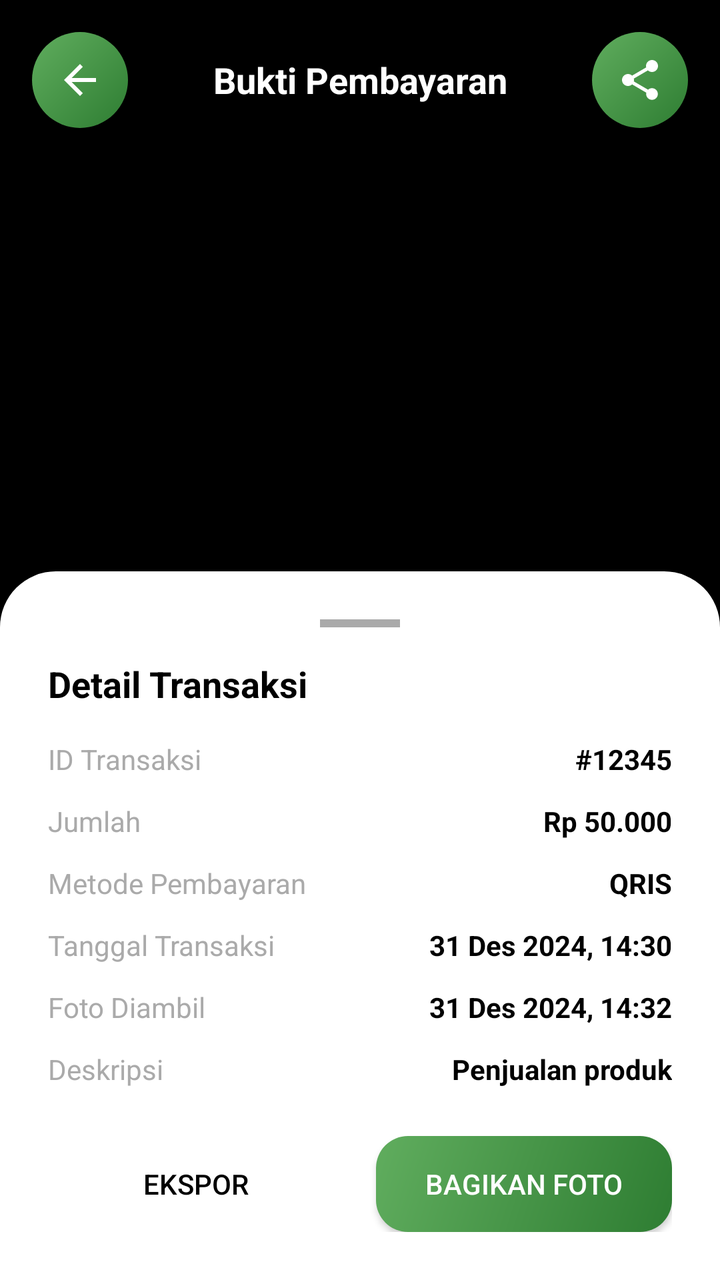
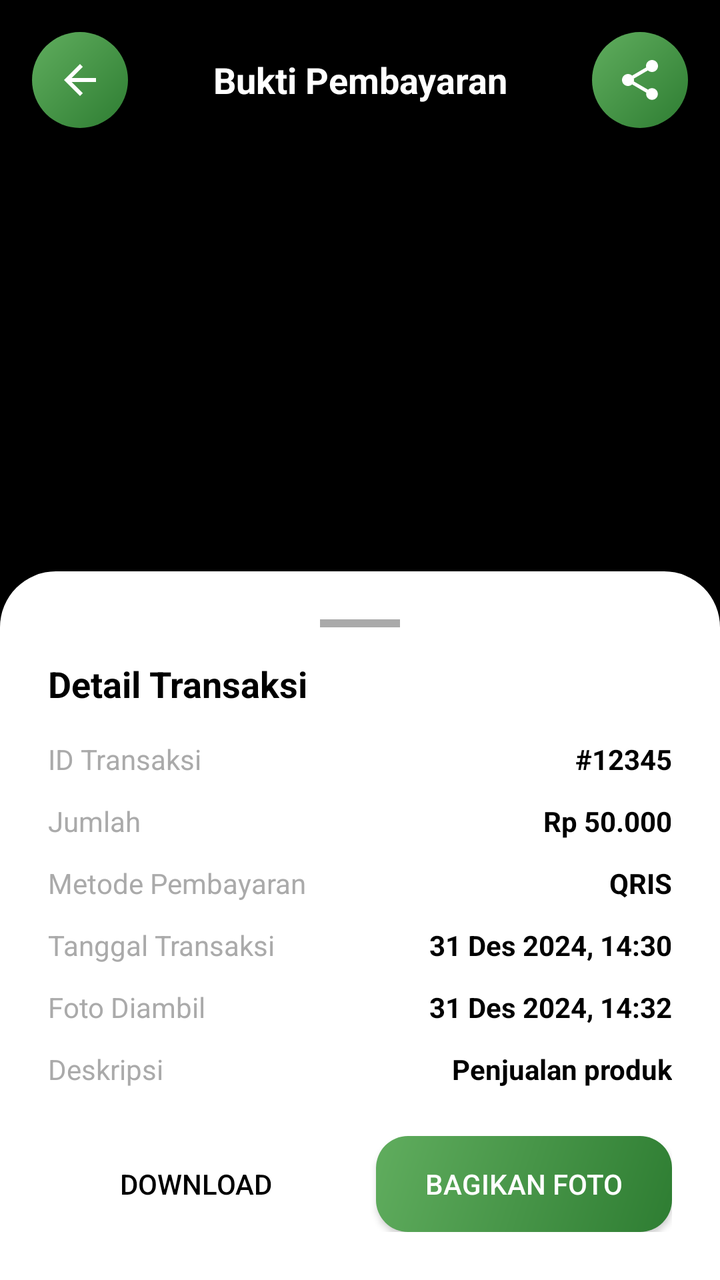

Before-and-after screenshots of an Android layout around one commit, followed by the original layout XML and the change that was made.
<!-- AndroidManifest.xml: activity theme Theme.WarungKu -->
<!-- res/layout/activity_payment_proof_view.xml -->
<?xml version="1.0" encoding="utf-8"?>
<androidx.coordinatorlayout.widget.CoordinatorLayout xmlns:android="http://schemas.android.com/apk/res/android"
    xmlns:app="http://schemas.android.com/apk/res/auto"
    android:layout_width="match_parent"
    android:layout_height="match_parent"
    android:background="@android:color/black">

    
    <LinearLayout
        android:layout_width="match_parent"
        android:layout_height="match_parent"
        android:orientation="vertical">

        
        <LinearLayout
            android:layout_width="match_parent"
            android:layout_height="wrap_content"
            android:orientation="horizontal"
            android:padding="16dp"
            android:gravity="center_vertical"
            android:background="#80000000">

            <ImageButton
                android:id="@+id/btnBack"
                android:layout_width="48dp"
                android:layout_height="48dp"
                android:background="@drawable/bg_button_icon_circle"
                android:src="@drawable/ic_arrow_back"
                android:contentDescription="Kembali"
                android:tint="@android:color/white" />

            <TextView
                android:layout_width="0dp"
                android:layout_height="wrap_content"
                android:layout_weight="1"
                android:text="Bukti Pembayaran"
                android:textColor="@android:color/white"
                android:textSize="18sp"
                android:textStyle="bold"
                android:gravity="center"
                android:layout_marginHorizontal="16dp" />

            <ImageButton
                android:id="@+id/btnShare"
                android:layout_width="48dp"
                android:layout_height="48dp"
                android:background="@drawable/bg_button_icon_circle"
                android:src="@drawable/ic_share"
                android:contentDescription="Bagikan"
                android:tint="@android:color/white" />

        </LinearLayout>

        
        <FrameLayout
            android:layout_width="match_parent"
            android:layout_height="0dp"
            android:layout_weight="1">

            
            <ImageView
                android:id="@+id/imagePaymentProof"
                android:layout_width="match_parent"
                android:layout_height="match_parent"
                android:scaleType="matrix"
                android:contentDescription="Foto Bukti Pembayaran" />

            
            <LinearLayout
                android:id="@+id/loadingContainer"
                android:layout_width="match_parent"
                android:layout_height="match_parent"
                android:orientation="vertical"
                android:gravity="center"
                android:background="#80000000"
                android:visibility="gone">

                <ProgressBar
                    android:layout_width="wrap_content"
                    android:layout_height="wrap_content"
                    android:indeterminateTint="@android:color/white" />

                <TextView
                    android:layout_width="wrap_content"
                    android:layout_height="wrap_content"
                    android:text="Memuat foto..."
                    android:textColor="@android:color/white"
                    android:textSize="16sp"
                    android:layout_marginTop="16dp" />

            </LinearLayout>

            
            <LinearLayout
                android:id="@+id/errorContainer"
                android:layout_width="match_parent"
                android:layout_height="match_parent"
                android:orientation="vertical"
                android:gravity="center"
                android:padding="32dp"
                android:visibility="gone">

                <ImageView
                    android:layout_width="64dp"
                    android:layout_height="64dp"
                    android:src="@drawable/ic_image_placeholder"
                    android:tint="@android:color/darker_gray"
                    android:layout_marginBottom="16dp" />

                <TextView
                    android:layout_width="wrap_content"
                    android:layout_height="wrap_content"
                    android:text="Foto tidak dapat dimuat"
                    android:textColor="@android:color/white"
                    android:textSize="16sp"
                    android:gravity="center" />

                <TextView
                    android:layout_width="wrap_content"
                    android:layout_height="wrap_content"
                    android:text="File mungkin rusak atau telah dihapus"
                    android:textColor="@android:color/darker_gray"
                    android:textSize="14sp"
                    android:gravity="center"
                    android:layout_marginTop="8dp" />

            </LinearLayout>

        </FrameLayout>

        
        <LinearLayout
            android:id="@+id/transactionDetailsContainer"
            android:layout_width="match_parent"
            android:layout_height="wrap_content"
            android:orientation="vertical"
            android:background="@drawable/bg_bottom_sheet"
            android:padding="24dp">

            
            <View
                android:layout_width="40dp"
                android:layout_height="4dp"
                android:background="@android:color/darker_gray"
                android:layout_gravity="center_horizontal"
                android:layout_marginBottom="16dp" />

            
            <TextView
                android:layout_width="wrap_content"
                android:layout_height="wrap_content"
                android:text="Detail Transaksi"
                android:textColor="@android:color/black"
                android:textSize="18sp"
                android:textStyle="bold"
                android:layout_marginBottom="16dp" />

            
            <LinearLayout
                android:layout_width="match_parent"
                android:layout_height="wrap_content"
                android:orientation="vertical">

                
                <LinearLayout
                    android:layout_width="match_parent"
                    android:layout_height="wrap_content"
                    android:orientation="horizontal"
                    android:layout_marginBottom="12dp">

                    <TextView
                        android:layout_width="0dp"
                        android:layout_height="wrap_content"
                        android:layout_weight="1"
                        android:text="ID Transaksi"
                        android:textColor="@android:color/darker_gray"
                        android:textSize="14sp" />

                    <TextView
                        android:id="@+id/textTransactionId"
                        android:layout_width="wrap_content"
                        android:layout_height="wrap_content"
                        android:text="#12345"
                        android:textColor="@android:color/black"
                        android:textSize="14sp"
                        android:textStyle="bold" />

                </LinearLayout>

                
                <LinearLayout
                    android:layout_width="match_parent"
                    android:layout_height="wrap_content"
                    android:orientation="horizontal"
                    android:layout_marginBottom="12dp">

                    <TextView
                        android:layout_width="0dp"
                        android:layout_height="wrap_content"
                        android:layout_weight="1"
                        android:text="Jumlah"
                        android:textColor="@android:color/darker_gray"
                        android:textSize="14sp" />

                    <TextView
                        android:id="@+id/textAmount"
                        android:layout_width="wrap_content"
                        android:layout_height="wrap_content"
                        android:text="Rp 50.000"
                        android:textColor="@android:color/black"
                        android:textSize="14sp"
                        android:textStyle="bold" />

                </LinearLayout>

                
                <LinearLayout
                    android:layout_width="match_parent"
                    android:layout_height="wrap_content"
                    android:orientation="horizontal"
                    android:layout_marginBottom="12dp">

                    <TextView
                        android:layout_width="0dp"
                        android:layout_height="wrap_content"
                        android:layout_weight="1"
                        android:text="Metode Pembayaran"
                        android:textColor="@android:color/darker_gray"
                        android:textSize="14sp" />

                    <TextView
                        android:id="@+id/textPaymentMethod"
                        android:layout_width="wrap_content"
                        android:layout_height="wrap_content"
                        android:text="QRIS"
                        android:textColor="@android:color/black"
                        android:textSize="14sp"
                        android:textStyle="bold" />

                </LinearLayout>

                
                <LinearLayout
                    android:layout_width="match_parent"
                    android:layout_height="wrap_content"
                    android:orientation="horizontal"
                    android:layout_marginBottom="12dp">

                    <TextView
                        android:layout_width="0dp"
                        android:layout_height="wrap_content"
                        android:layout_weight="1"
                        android:text="Tanggal Transaksi"
                        android:textColor="@android:color/darker_gray"
                        android:textSize="14sp" />

                    <TextView
                        android:id="@+id/textTransactionDate"
                        android:layout_width="wrap_content"
                        android:layout_height="wrap_content"
                        android:text="31 Des 2024, 14:30"
                        android:textColor="@android:color/black"
                        android:textSize="14sp"
                        android:textStyle="bold" />

                </LinearLayout>

                
                <LinearLayout
                    android:layout_width="match_parent"
                    android:layout_height="wrap_content"
                    android:orientation="horizontal"
                    android:layout_marginBottom="12dp">

                    <TextView
                        android:layout_width="0dp"
                        android:layout_height="wrap_content"
                        android:layout_weight="1"
                        android:text="Foto Diambil"
                        android:textColor="@android:color/darker_gray"
                        android:textSize="14sp" />

                    <TextView
                        android:id="@+id/textCaptureDate"
                        android:layout_width="wrap_content"
                        android:layout_height="wrap_content"
                        android:text="31 Des 2024, 14:32"
                        android:textColor="@android:color/black"
                        android:textSize="14sp"
                        android:textStyle="bold" />

                </LinearLayout>

                
                <LinearLayout
                    android:layout_width="match_parent"
                    android:layout_height="wrap_content"
                    android:orientation="horizontal">

                    <TextView
                        android:layout_width="0dp"
                        android:layout_height="wrap_content"
                        android:layout_weight="1"
                        android:text="Deskripsi"
                        android:textColor="@android:color/darker_gray"
                        android:textSize="14sp" />

                    <TextView
                        android:id="@+id/textDescription"
                        android:layout_width="0dp"
                        android:layout_height="wrap_content"
                        android:layout_weight="1"
                        android:text="Penjualan produk"
                        android:textColor="@android:color/black"
                        android:textSize="14sp"
                        android:textStyle="bold"
                        android:gravity="end" />

                </LinearLayout>

            </LinearLayout>

            
            <LinearLayout
                android:layout_width="match_parent"
                android:layout_height="wrap_content"
                android:orientation="horizontal"
                android:layout_marginTop="24dp">

                <Button
                    android:id="@+id/btnExport"
                    android:layout_width="0dp"
                    android:layout_height="48dp"
                    android:layout_weight="1"
                    android:text="Ekspor"
                    android:textColor="@android:color/black"
                    android:background="@android:color/transparent"
                    android:layout_marginEnd="8dp"
                    style="?android:attr/borderlessButtonStyle" />

                <Button
                    android:id="@+id/btnSharePhoto"
                    android:layout_width="0dp"
                    android:layout_height="48dp"
                    android:layout_weight="1"
                    android:text="Bagikan Foto"
                    android:textColor="@android:color/white"
                    android:background="@drawable/bg_button_primary_gradient"
                    android:layout_marginStart="8dp" />

            </LinearLayout>

        </LinearLayout>

    </LinearLayout>

</androidx.coordinatorlayout.widget.CoordinatorLayout>
<!-- resources referenced by this layout -->
<resources>
  <!-- drawable bg_bottom_sheet (drawable) -->
  <?xml version="1.0" encoding="utf-8"?>
  <shape xmlns:android="http://schemas.android.com/apk/res/android">
      <solid android:color="@color/background"/>
      <corners
          android:topLeftRadius="28dp"
          android:topRightRadius="28dp"/>
  </shape>
  <!-- drawable bg_button_icon_circle (drawable) -->
  <?xml version="1.0" encoding="utf-8"?>
  <shape xmlns:android="http://schemas.android.com/apk/res/android"
      android:shape="oval">
      <gradient
          android:startColor="@color/primary"
          android:endColor="@color/primary_light"
          android:angle="135" />
  </shape>
  <!-- drawable bg_button_primary_gradient (drawable) -->
  <?xml version="1.0" encoding="utf-8"?>
  <shape xmlns:android="http://schemas.android.com/apk/res/android"
      android:shape="rectangle">
      <gradient
          android:startColor="@color/primary"
          android:endColor="@color/primary_light"
          android:angle="135" />
      <corners android:radius="16dp" />
  </shape>
  <!-- drawable ic_arrow_back (drawable) -->
  <vector xmlns:android="http://schemas.android.com/apk/res/android"
      android:width="24dp"
      android:height="24dp"
      android:viewportWidth="24"
      android:viewportHeight="24"
      android:tint="?attr/colorControlNormal">
      <path
          android:fillColor="@android:color/white"
          android:pathData="M20,11H7.83l5.59,-5.59L12,4l-8,8 8,8 1.41,-1.41L7.83,13H20v-2z"/>
  </vector>
  <!-- drawable ic_image_placeholder (drawable) -->
  <?xml version="1.0" encoding="utf-8"?>
  <vector xmlns:android="http://schemas.android.com/apk/res/android"
      android:width="24dp"
      android:height="24dp"
      android:viewportWidth="24"
      android:viewportHeight="24"
      android:tint="@color/text_hint">
      <path
          android:fillColor="@android:color/white"
          android:pathData="M21,19V5c0,-1.1 -0.9,-2 -2,-2H5c-1.1,0 -2,0.9 -2,2v14c0,1.1 0.9,2 2,2h14c1.1,0 2,-0.9 2,-2zM8.5,13.5l2.5,3.01L14.5,12l4.5,6H5l3.5,-4.5z"/>
  </vector>
  <!-- drawable ic_share (drawable) -->
  <vector xmlns:android="http://schemas.android.com/apk/res/android"
      android:width="24dp"
      android:height="24dp"
      android:viewportWidth="24"
      android:viewportHeight="24"
      android:tint="?attr/colorOnSurface">
    <path
        android:fillColor="@android:color/white"
        android:pathData="M18,16.08c-0.76,0 -1.44,0.3 -1.96,0.77L8.91,12.7c0.05,-0.23 0.09,-0.46 0.09,-0.7s-0.04,-0.47 -0.09,-0.7l7.05,-4.11c0.54,0.5 1.25,0.81 2.04,0.81 1.66,0 3,-1.34 3,-3s-1.34,-3 -3,-3 -3,1.34 -3,3c0,0.24 0.04,0.47 0.09,0.7L8.04,9.81C7.5,9.31 6.79,9 6,9c-1.66,0 -3,1.34 -3,3s1.34,3 3,3c0.79,0 1.5,-0.31 2.04,-0.81l7.12,4.16c-0.05,0.21 -0.08,0.43 -0.08,0.65 0,1.61 1.31,2.92 2.92,2.92 1.61,0 2.92,-1.31 2.92,-2.92s-1.31,-2.92 -2.92,-2.92z"/>
  </vector>
  <style name="Theme.WarungKu" parent="Theme.Material3.DayNight.NoActionBar">
          
          <item name="colorPrimary">@color/primary</item>
          
          <item name="colorSecondary">@color/accent</item>
          
          <item name="android:statusBarColor">@color/primary_dark</item>
          
      </style>
  <color name="background">#FFFFFF</color>
  <color name="primary">#2E7D32</color>
  <color name="primary_light">#60AD5E</color>
  <color name="text_hint">#9E9E9E</color>
  <color name="accent">#64B5F6</color>
  <color name="primary_dark">#1B5E20</color>
</resources>

<!-- the commit's change to res/layout/activity_payment_proof_view.xml (unified diff, before → after) -->
@@ -332,7 +332,7 @@
                     android:layout_width="0dp"
                     android:layout_height="48dp"
                     android:layout_weight="1"
-                    android:text="Ekspor"
+                    android:text="Download"
                     android:textColor="@android:color/black"
                     android:background="@android:color/transparent"
                     android:layout_marginEnd="8dp"
